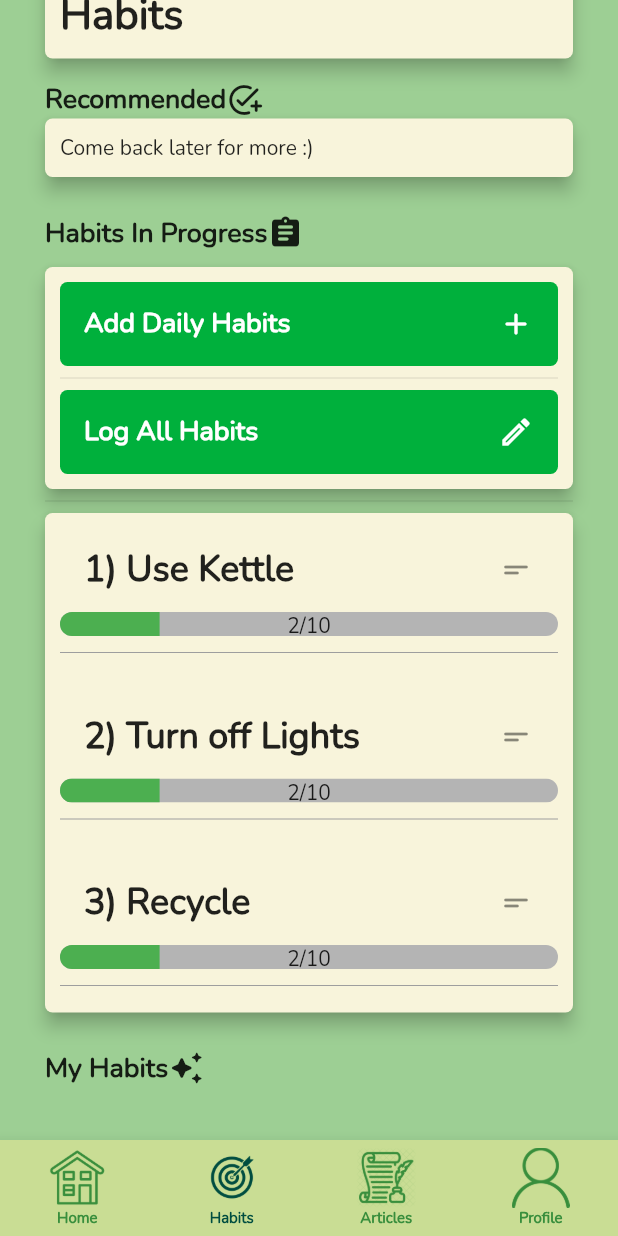
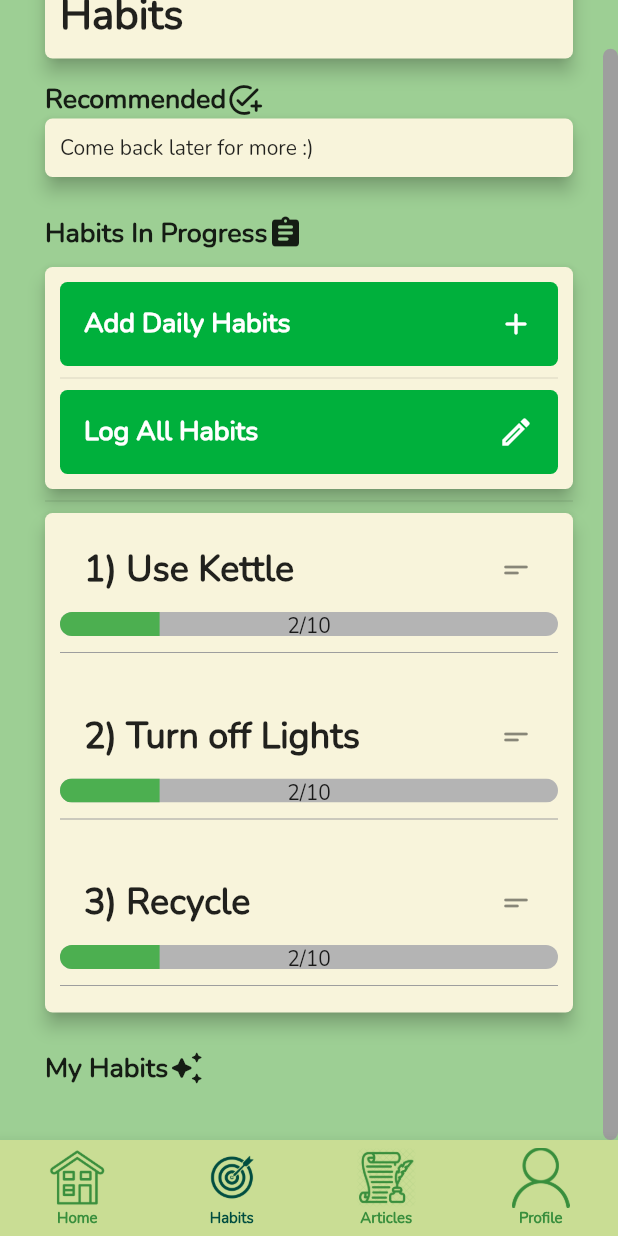
Before and after one commit to csc301-fall-2021/team-project-9-greenpeeps, a Flutter app: the Navigation screen opened by its route, item 2 of the bottom bar chosen, scrolled down 34 dp, on a phone screen of 412 x 824 dp. Run offline on Flutter 3.47's test engine with Material 2 defaults, Android fonts, the phone set to English and light mode, and no system bars; our stand-ins replace cloud_firestore, firebase_auth, firebase_core, get, pie_chart; missing offline and left inert: cloud_firestore_web, firebase_auth_web, firebase_core_web; accounts and stored records are empty.

```diff
--- a/green_peeps_app/lib/habits/habits_screen.dart
+++ b/green_peeps_app/lib/habits/habits_screen.dart
@@ -12,16 +12,22 @@ class HabitsScreen extends StatefulWidget {
 }
 
 class _HabitsScreenState extends State<HabitsScreen> {
+  ScrollController _controller = ScrollController();
+
   @override
   Widget build(BuildContext context) {
     return Center(
       // List of scrollable widgets
       // You can customize to space between each widget/ box
+      child: Scrollbar(
+        controller: _controller,
         child: CustomScrollView(
+          controller: _controller,
           slivers: <Widget>[
             const SliverSafeArea(
               sliver: SliverPadding(
-              padding: EdgeInsets.only(left: 30, right: 30, top: 15, bottom: 0),
+                padding:
+                    EdgeInsets.only(left: 30, right: 30, top: 15, bottom: 0),
                 sliver: FirstBox(),
               ),
             ),
@@ -42,6 +48,7 @@ class _HabitsScreenState extends State<HabitsScreen> {
             ),
           ],
         ),
+      ),
     );
   }
 }
--- a/green_peeps_app/lib/main.dart
+++ b/green_peeps_app/lib/main.dart
@@ -62,7 +62,7 @@ class _AppState extends State<MyApp> {
         scrollbarTheme: ScrollbarThemeData(
           isAlwaysShown: true,
           thickness: MaterialStateProperty.all(10),
-          thumbColor: MaterialStateProperty.all(Colors.teal),
+          thumbColor: MaterialStateProperty.all(Colors.grey),
           radius: const Radius.circular(10),
         ),
       ),
```
Lines whose indentation alone changed are shown as unchanged.
